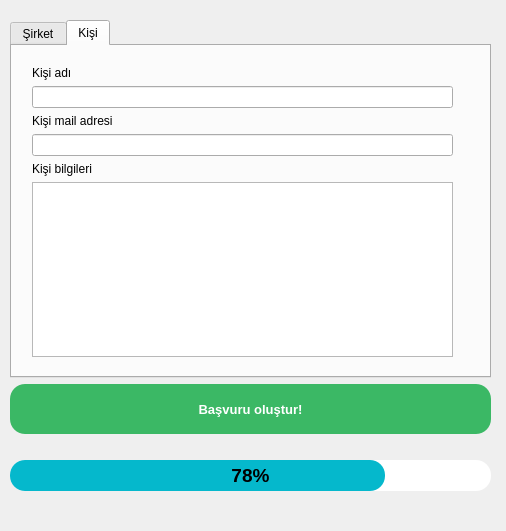
Old version of the form gui.ui in the repository huseyingokay/JustInCase-HoldMyRover-ProjectRepo.
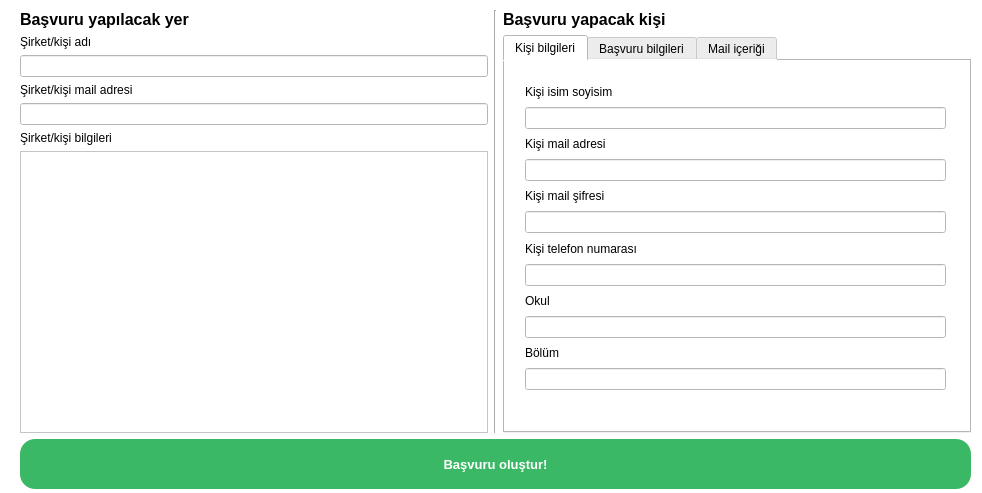
New version of the form. The open tabs and pages were chosen to show the change.

Diff of the .ui file:
```diff
--- a/gui.ui
+++ b/gui.ui
@@ -6,46 +6,50 @@
    <rect>
     <x>0</x>
     <y>0</y>
-    <width>506</width>
-    <height>531</height>
+    <width>982</width>
+    <height>493</height>
    </rect>
   </property>
   <property name="windowTitle">
    <string>Form</string>
   </property>
-  <widget class="QWidget" name="verticalLayoutWidget_3">
+  <property name="styleSheet">
+   <string notr="true">background:white;</string>
+  </property>
+  <widget class="QWidget" name="verticalLayoutWidget_7">
    <property name="geometry">
     <rect>
-     <x>10</x>
-     <y>20</y>
-     <width>481</width>
-     <height>471</height>
+     <x>20</x>
+     <y>10</y>
+     <width>951</width>
+     <height>479</height>
     </rect>
    </property>
+   <layout class="QVBoxLayout" name="verticalLayout_7">
+    <item>
+     <layout class="QHBoxLayout" name="horizontalLayout">
+      <item>
    <layout class="QVBoxLayout" name="verticalLayout_3">
     <item>
-     <widget class="QTabWidget" name="receiverType">
-      <property name="currentIndex">
-       <number>0</number>
-      </property>
-      <widget class="QWidget" name="tab">
-       <attribute name="title">
-        <string>Şirket</string>
-       </attribute>
-       <widget class="QWidget" name="verticalLayoutWidget">
-        <property name="geometry">
-         <rect>
-          <x>20</x>
-          <y>20</y>
-          <width>431</width>
-          <height>291</height>
-         </rect>
-        </property>
+         <widget class="QLabel" name="label_7">
+          <property name="font">
+           <font>
+            <pointsize>12</pointsize>
+            <weight>75</weight>
+            <bold>true</bold>
+           </font>
+          </property>
+          <property name="text">
+           <string>Başvuru yapılacak yer</string>
+          </property>
+         </widget>
+        </item>
+        <item>
         <layout class="QVBoxLayout" name="verticalLayout">
          <item>
           <widget class="QLabel" name="label">
            <property name="text">
-            <string>Şirket adı</string>
+             <string>Şirket/kişi adı</string>
            </property>
           </widget>
          </item>
@@ -55,7 +59,7 @@
          <item>
           <widget class="QLabel" name="label_2">
            <property name="text">
-            <string>Şirket kariyer sayfası</string>
+             <string>Şirket/kişi mail adresi</string>
            </property>
           </widget>
          </item>
@@ -65,67 +69,256 @@
          <item>
           <widget class="QLabel" name="label_3">
            <property name="text">
-            <string>Şirket bilgileri</string>
+             <string>Şirket/kişi bilgileri</string>
            </property>
           </widget>
          </item>
          <item>
-          <widget class="QTextEdit" name="textEdit"/>
-         </item>
-        </layout>
+           <widget class="QTextEdit" name="receiverInfo"/>
+          </item>
+         </layout>
+        </item>
+       </layout>
+      </item>
+      <item>
+       <widget class="Line" name="line">
+        <property name="orientation">
+         <enum>Qt::Vertical</enum>
+        </property>
        </widget>
-      </widget>
-      <widget class="QWidget" name="tab_2">
+      </item>
+      <item>
+       <layout class="QVBoxLayout" name="verticalLayout_4">
+        <item>
+         <widget class="QLabel" name="label_8">
+          <property name="font">
+           <font>
+            <pointsize>12</pointsize>
+            <weight>75</weight>
+            <bold>true</bold>
+           </font>
+          </property>
+          <property name="text">
+           <string>Başvuru yapacak kişi</string>
+          </property>
+         </widget>
+        </item>
+        <item>
+         <layout class="QVBoxLayout" name="verticalLayout_5">
+          <item>
+           <widget class="QTabWidget" name="tabWidget">
+            <property name="currentIndex">
+             <number>2</number>
+            </property>
+            <widget class="QWidget" name="tab_3">
        <attribute name="title">
-        <string>Kişi</string>
-       </attribute>
-       <widget class="QWidget" name="verticalLayoutWidget_2">
+              <string>Kişi bilgileri</string>
+             </attribute>
+             <widget class="QWidget" name="verticalLayoutWidget_6">
         <property name="geometry">
          <rect>
           <x>20</x>
-          <y>20</y>
+                <y>22</y>
           <width>421</width>
-          <height>291</height>
-         </rect>
-        </property>
-        <layout class="QVBoxLayout" name="verticalLayout_2">
+                <height>307</height>
+               </rect>
+              </property>
+              <layout class="QVBoxLayout" name="verticalLayout_6">
          <item>
+                <widget class="QLabel" name="label_9">
+                 <property name="text">
+                  <string>Kişi isim soyisim</string>
+                 </property>
+                </widget>
+               </item>
+               <item>
+                <widget class="QLineEdit" name="senderName"/>
+               </item>
+               <item>
+                <widget class="QLabel" name="label_10">
+                 <property name="text">
+                  <string>Kişi mail adresi</string>
+                 </property>
+                </widget>
+               </item>
+               <item>
+                <widget class="QLineEdit" name="senderMail">
+                 <property name="echoMode">
+                  <enum>QLineEdit::Normal</enum>
+                 </property>
+                </widget>
+               </item>
+               <item>
+                <widget class="QLabel" name="label_11">
+                 <property name="text">
+                  <string>Kişi mail şifresi</string>
+                 </property>
+                </widget>
+               </item>
+               <item>
+                <widget class="QLineEdit" name="senderPass">
+                 <property name="echoMode">
+                  <enum>QLineEdit::Password</enum>
+                 </property>
+                </widget>
+               </item>
+               <item>
+                <widget class="QLabel" name="label_17">
+                 <property name="text">
+                  <string>Kişi telefon numarası</string>
+                 </property>
+                </widget>
+               </item>
+               <item>
+                <widget class="QLineEdit" name="senderPhone">
+                 <property name="echoMode">
+                  <enum>QLineEdit::Password</enum>
+                 </property>
+                </widget>
+               </item>
+               <item>
+                <widget class="QLabel" name="label_14">
+                 <property name="text">
+                  <string>Okul</string>
+                 </property>
+                </widget>
+               </item>
+               <item>
+                <widget class="QLineEdit" name="senderSchool">
+                 <property name="echoMode">
+                  <enum>QLineEdit::Password</enum>
+                 </property>
+                </widget>
+               </item>
+               <item>
+                <widget class="QLabel" name="label_15">
+                 <property name="text">
+                  <string>Bölüm</string>
+                 </property>
+                </widget>
+               </item>
+               <item>
+                <widget class="QLineEdit" name="senderDiv">
+                 <property name="echoMode">
+                  <enum>QLineEdit::Password</enum>
+                 </property>
+                </widget>
+               </item>
+              </layout>
+             </widget>
+            </widget>
+            <widget class="QWidget" name="tab_4">
+             <attribute name="title">
+              <string>Başvuru bilgileri</string>
+             </attribute>
+             <widget class="QWidget" name="verticalLayoutWidget_8">
+              <property name="geometry">
+               <rect>
+                <x>10</x>
+                <y>20</y>
+                <width>431</width>
+                <height>321</height>
+               </rect>
+              </property>
+              <layout class="QVBoxLayout" name="verticalLayout_8">
+               <item>
+                <widget class="QLabel" name="label_12">
+                 <property name="text">
+                  <string>Başvuru pozisyonu</string>
+                 </property>
+                </widget>
+               </item>
+               <item>
+                <widget class="QLineEdit" name="appPosition">
+                 <property name="echoMode">
+                  <enum>QLineEdit::Normal</enum>
+                 </property>
+                </widget>
+               </item>
+               <item>
+                <widget class="QLabel" name="label_13">
+                 <property name="text">
+                  <string>Kişi yetkinlikleri (virgülle ayırın)</string>
+                 </property>
+                </widget>
+               </item>
+               <item>
+                <widget class="QTextEdit" name="senderSkills"/>
+               </item>
+               <item>
+                <widget class="QLabel" name="label_16">
+                 <property name="text">
+                  <string>Ek bilgiler (varsa)</string>
+                 </property>
+                </widget>
+               </item>
+               <item>
+                <widget class="QTextEdit" name="senderMore"/>
+               </item>
+              </layout>
+             </widget>
+            </widget>
+            <widget class="QWidget" name="tab_5">
+             <attribute name="title">
+              <string>Mail içeriği</string>
+             </attribute>
+             <widget class="QLineEdit" name="mailSubject">
+              <property name="geometry">
+               <rect>
+                <x>10</x>
+                <y>30</y>
+                <width>431</width>
+                <height>22</height>
+               </rect>
+              </property>
+             </widget>
           <widget class="QLabel" name="label_4">
+              <property name="geometry">
+               <rect>
+                <x>10</x>
+                <y>10</y>
+                <width>391</width>
+                <height>16</height>
+               </rect>
+              </property>
            <property name="text">
-            <string>Kişi adı</string>
-           </property>
-          </widget>
-         </item>
-         <item>
-          <widget class="QLineEdit" name="lineEdit_3"/>
-         </item>
-         <item>
+               <string>Mail başlığı</string>
+              </property>
+             </widget>
           <widget class="QLabel" name="label_5">
+              <property name="geometry">
+               <rect>
+                <x>10</x>
+                <y>60</y>
+                <width>391</width>
+                <height>16</height>
+               </rect>
+              </property>
            <property name="text">
-            <string>Kişi mail adresi</string>
-           </property>
-          </widget>
-         </item>
-         <item>
-          <widget class="QLineEdit" name="lineEdit_4"/>
-         </item>
-         <item>
-          <widget class="QLabel" name="label_6">
-           <property name="text">
-            <string>Kişi bilgileri</string>
-           </property>
-          </widget>
-         </item>
-         <item>
-          <widget class="QTextEdit" name="textEdit_2"/>
-         </item>
-        </layout>
-       </widget>
-      </widget>
-     </widget>
-    </item>
+               <string>Mail yazısı</string>
+              </property>
+             </widget>
+             <widget class="QTextEdit" name="mailMessage">
+              <property name="geometry">
+               <rect>
+                <x>10</x>
+                <y>80</y>
+                <width>431</width>
+                <height>281</height>
+               </rect>
+              </property>
+             </widget>
+            </widget>
+           </widget>
+          </item>
+         </layout>
+        </item>
+       </layout>
+      </item>
+     </layout>
+    </item>
     <item>
-     <widget class="QPushButton" name="pushButton">
+     <widget class="QPushButton" name="appButton">
       <property name="minimumSize">
        <size>
         <width>0</width>
@@ -150,61 +343,6 @@
       </property>
      </widget>
     </item>
-    <item>
-     <spacer name="verticalSpacer">
-      <property name="orientation">
-       <enum>Qt::Vertical</enum>
-      </property>
-      <property name="sizeType">
-       <enum>QSizePolicy::Fixed</enum>
-      </property>
-      <property name="sizeHint" stdset="0">
-       <size>
-        <width>5</width>
-        <height>20</height>
-       </size>
-      </property>
-     </spacer>
-    </item>
-    <item>
-     <widget class="QProgressBar" name="progressBar">
-      <property name="font">
-       <font>
-        <pointsize>14</pointsize>
-        <weight>75</weight>
-        <bold>true</bold>
-       </font>
-      </property>
-      <property name="styleSheet">
-       <string notr="true">QProgressBar
-{
-border: solid grey;
-border-radius: 15px;
-color: black;
-}
-QProgressBar::chunk 
-{
-background-color: #05B8CC;
-border-radius :15px;
-}      </string>
-      </property>
-      <property name="value">
-       <number>78</number>
-      </property>
-      <property name="alignment">
-       <set>Qt::AlignCenter</set>
-      </property>
-      <property name="textVisible">
-       <bool>true</bool>
-      </property>
-      <property name="orientation">
-       <enum>Qt::Horizontal</enum>
-      </property>
-      <property name="invertedAppearance">
-       <bool>false</bool>
-      </property>
-     </widget>
-    </item>
    </layout>
   </widget>
  </widget>
```
Left out of the diff: 13 changed lines with no effect on the pictures. Lines whose indentation alone changed are shown as unchanged.
